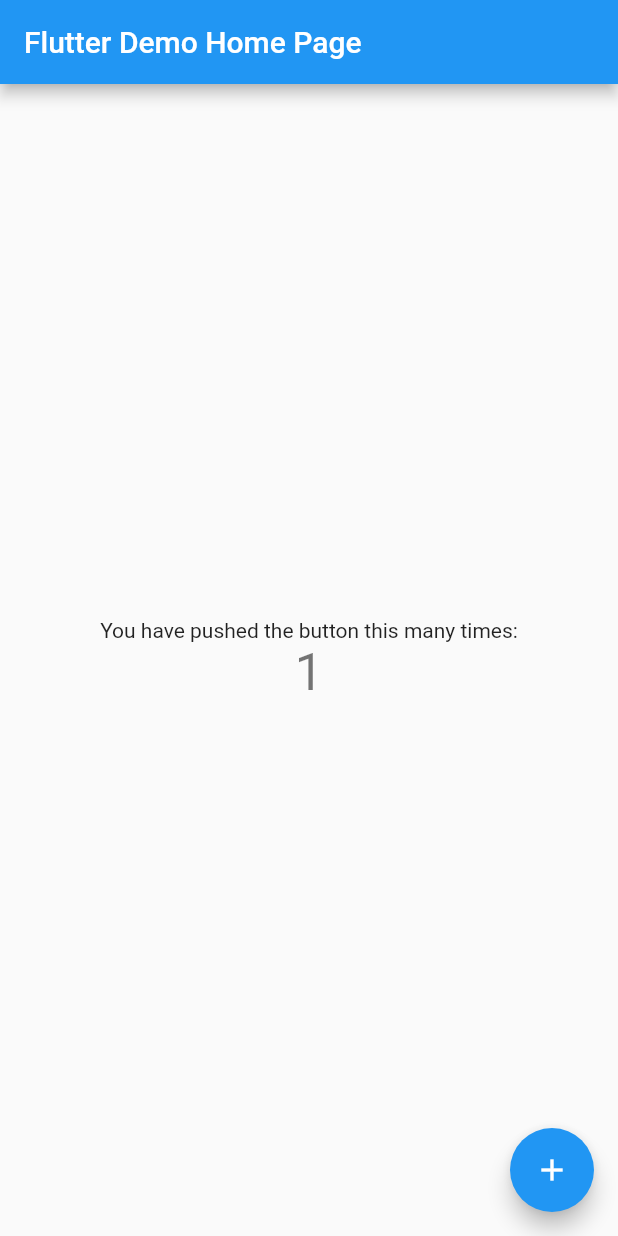
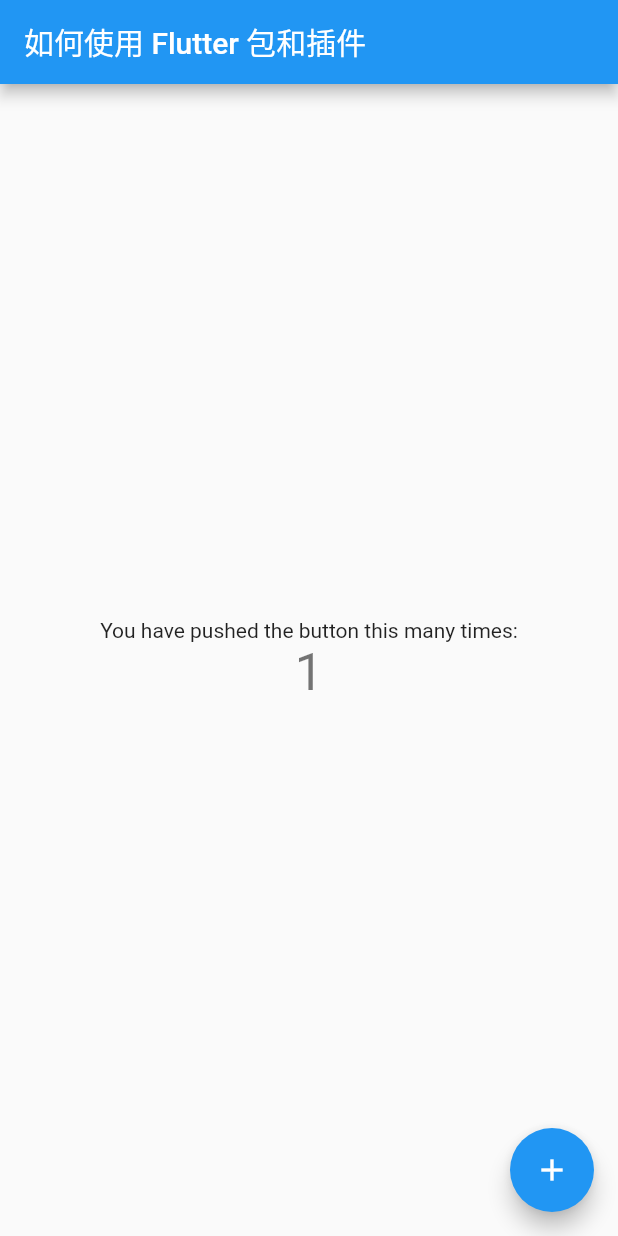
Before and after one commit to flanliulf/learning-flutter, a Flutter app: the screen it shows after launch, after a tap on the "add" icon, on a phone screen of 412 x 824 dp. Run offline on Flutter 3.47's test engine with Material 2 defaults, Android fonts, the phone set to English and light mode, and no system bars; missing offline and left inert: flutter_color_plugin.

Commit message:
插件使用示例

```diff
--- a/lib/main.dart
+++ b/lib/main.dart
@@ -1,7 +1,8 @@
 import 'package:flutter/material.dart';
+import 'package:learning_flutter/plugin_usage.dart';
 
 void main() {
-  runApp(MyApp());
+  runApp(PluginUsage());
 }
 
 class MyApp extends StatelessWidget {
--- /dev/null
+++ b/lib/plugin_usage.dart
@@ -0,0 +1,66 @@
+import 'package:flutter/material.dart';
+import 'package:flutter_color_plugin/flutter_color_plugin.dart';
+
+/// 演示插件使用
+class PluginUsage extends StatelessWidget {
+  // This widget is the root of your application.
+  @override
+  Widget build(BuildContext context) {
+    return MaterialApp(
+      title: '如何使用 Flutter 包和插件',
+      theme: ThemeData(
+        primarySwatch: Colors.blue,
+        visualDensity: VisualDensity.adaptivePlatformDensity,
+      ),
+      home: MyHomePage(title: '如何使用 Flutter 包和插件'),
+    );
+  }
+}
+
+class MyHomePage extends StatefulWidget {
+  MyHomePage({Key key, this.title}) : super(key: key);
+
+  final String title;
+
+  @override
+  _MyHomePageState createState() => _MyHomePageState();
+}
+
+class _MyHomePageState extends State<MyHomePage> {
+  int _counter = 0;
+
+  void _incrementCounter() {
+    setState(() {
+      _counter++;
+    });
+  }
+
+  @override
+  Widget build(BuildContext context) {
+    return Scaffold(
+      appBar: AppBar(
+        title: Text(widget.title),
+      ),
+      body: Center(
+        child: Column(
+          mainAxisAlignment: MainAxisAlignment.center,
+          children: <Widget>[
+            Text(
+              'You have pushed the button this many times:',
+              style: TextStyle(color: ColorUtil.color('a1FF5733')),
+            ),
+            Text(
+              '$_counter',
+              style: Theme.of(context).textTheme.headline4,
+            ),
+          ],
+        ),
+      ),
+      floatingActionButton: FloatingActionButton(
+        onPressed: _incrementCounter,
+        tooltip: 'Increment',
+        child: Icon(Icons.add),
+      ), // This trailing comma makes auto-formatting nicer for build methods.
+    );
+  }
+}
--- a/pubspec.yaml
+++ b/pubspec.yaml
@@ -28,6 +28,7 @@ dependencies:
   # The following adds the Cupertino Icons font to your application.
   # Use with the CupertinoIcons class for iOS style icons.
   cupertino_icons: ^0.1.3
+  flutter_color_plugin: ^0.0.2 # 颜色使用插件
 
 dev_dependencies:
   flutter_test:
```
Also changed, not shown: pubspec.lock, 1 other file.
